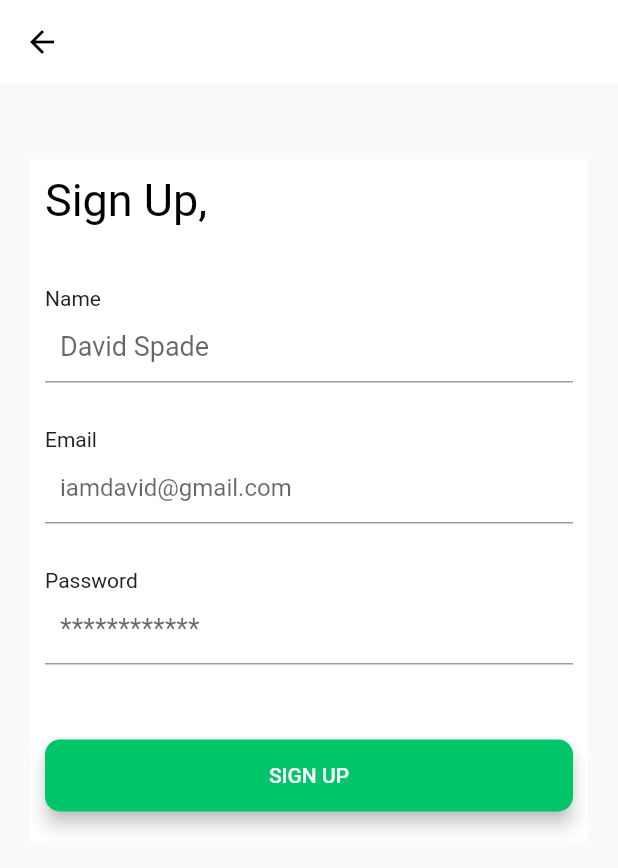
After one commit to mohtazsalah/my_shop, a Flutter app: the RegisterScreen screen opened directly, after a tap on "SIGN UP", on a phone screen of 412 x 824 dp. The commit adds this screen. Shown: the top 868 px of the screen. Run offline on Flutter 3.47's test engine with Material 2 defaults, Android fonts, the phone set to English and light mode, and no system bars; our stand-ins replace cloud_firestore, firebase_auth, firebase_core, get, google_sign_in; missing offline and left inert: flutter_login_facebook; accounts and stored records are empty.

Commit message:
sign Up with email and password

```diff
--- /dev/null
+++ b/lib/core/services/firestore_user.dart
@@ -0,0 +1,13 @@
+import 'package:cloud_firestore/cloud_firestore.dart';
+import 'package:my_shop/model/user_model.dart';
+
+class FireStoreUser{
+
+  final CollectionReference _userCollectionRef =
+      FirebaseFirestore.instance.collection('Users');
+
+  Future<void> addToFireStore(UserModel userModel) async {
+    return await _userCollectionRef.doc(userModel.userId)
+        .set(userModel.toJson());
+  }
+}
--- a/lib/core/viewModel/auth_view_model.dart
+++ b/lib/core/viewModel/auth_view_model.dart
@@ -3,6 +3,8 @@ import 'package:flutter/material.dart';
 import 'package:flutter_login_facebook/flutter_login_facebook.dart';
 import 'package:get/get.dart';
 import 'package:google_sign_in/google_sign_in.dart';
+import 'package:my_shop/core/services/firestore_user.dart';
+import 'package:my_shop/model/user_model.dart';
 
 class AuthViewModel extends GetxController {
 
@@ -52,7 +54,9 @@ class AuthViewModel extends GetxController {
     switch (res.status) {
       case FacebookLoginStatus.success:
       // Logged in
-
+        final faceCredential = FacebookAuthProvider.credential(res.accessToken!.token);
+        UserCredential userCredential = await _auth.signInWithCredential(faceCredential);
+        print(userCredential);
       // Send access token to server for validation and auth
         final FacebookAccessToken? accessToken = res.accessToken;
         print('Access token: ${accessToken!.token}');
@@ -80,11 +84,16 @@ class AuthViewModel extends GetxController {
         print('Error while log in: ${res.error}');
         break;
     }
+    // FacebookLoginResult result = await _facebookLogin.logIn(permissions: [FacebookPermission.email]);
+    // final accessToken = result.accessToken!.token;
+    // if(result.status == FacebookLoginStatus.success){
+    //   final faceCredential = FacebookAuthProvider.credential(accessToken);
+    //   UserCredential userCredential = await _auth.signInWithCredential(faceCredential);
+    //   print(userCredential);
+    // }
   }
 
   void signInWithEmailAndPassword() async {
-    print(email);
-    print(password);
       try {
         await _auth.signInWithEmailAndPassword(email: email, password: password).then((value) => {
           print(value)
@@ -95,4 +104,22 @@ class AuthViewModel extends GetxController {
       }
   }
 
+  void signUpWithEmailAndPassword() async {
+    try {
+      await _auth.createUserWithEmailAndPassword(email: email, password: password).then((user) async{
+        await FireStoreUser().addToFireStore(UserModel(
+          userEmail: user.user!.email,
+          userId: user.user!.uid,
+          userName: name,
+          userPic: '',
+        ));
+      });
+
+    }on FirebaseException catch(e) {
+      print(e.message!);
+      Get.snackbar('Error with Login', e.message! , colorText: Colors.black ,
+          snackPosition: SnackPosition.BOTTOM , duration: Duration(seconds: 5));
+    }
+  }
+
 }
--- /dev/null
+++ b/lib/model/user_model.dart
@@ -0,0 +1,34 @@
+class UserModel {
+
+  String? userId ;
+  String? userName ;
+  String? userEmail ;
+  String? userPic ;
+
+  UserModel({
+    this.userId,
+    this.userName,
+    this.userEmail,
+    this.userPic
+  });
+
+  UserModel.fromJson(Map<dynamic , dynamic> map){
+    if(map == null){
+      return ;
+    }
+
+    userId = map['userId'];
+    userName = map['userName'];
+    userEmail = map['userEmail'];
+    userPic = map['userPic'];
+  }
+
+  toJson(){
+    return{
+      'userId' : userId ,
+      'userName' : userName ,
+      'userEmail' : userEmail ,
+      'userPic' : userPic
+    };
+  }
+}
--- /dev/null
+++ b/lib/view/auth/register_view.dart
@@ -0,0 +1,106 @@
+import 'package:flutter/material.dart';
+import 'package:get/get.dart';
+import 'package:my_shop/constance.dart';
+import 'package:my_shop/core/viewModel/auth_view_model.dart';
+import 'package:my_shop/view/auth/loginscreen.dart';
+import 'package:my_shop/view/widgets/custom_button.dart';
+import 'package:my_shop/view/widgets/custom_text.dart';
+import 'package:my_shop/view/widgets/text_form.dart';
+
+class RegisterScreen extends GetWidget<AuthViewModel> {
+  const RegisterScreen({Key? key}) : super(key: key);
+
+  @override
+  Widget build(BuildContext context) {
+    return Scaffold(
+      appBar: AppBar(
+        elevation: 0.0,
+        backgroundColor: Colors.white,
+        leading: GestureDetector(
+          onTap: () {
+            Get.off(LoginScreen());
+          },
+          child: const Icon(
+            Icons.arrow_back ,
+            color: Colors.black,
+          ),
+        ),
+      ),
+      body: Padding(
+        padding: const EdgeInsets.only(
+          top: 50.0 ,
+          right: 20.0,
+          left: 20.0,
+        ),
+        child: SingleChildScrollView(
+          child: Column(
+            children: [
+              Container(
+                color: Colors.white,
+                child: Padding(
+                  padding: const EdgeInsets.all(10.0),
+                  child: Column(
+                    children: [
+                      CustomText(
+                        text: 'Sign Up,' ,
+                        fontSize: 30,
+                      ),
+                      const SizedBox(
+                        height: 40,
+                      ),
+                      CustomTextForm(
+                        hint: 'David Spade',
+                        onChange: (value) {
+                          controller.name = value ;
+                        },
+                        obscure: false,
+                        type: TextInputType.name,
+                        text: 'Name',
+                        fontSize: 18,
+                      ),
+                      const SizedBox(
+                        height: 30,
+                      ),
+                      CustomTextForm(
+                        hint: 'iamdavid@gmail.com',
+                        onChange: (value) {
+                          controller.email = value ;
+                        },
+                        obscure: false,
+                        type: TextInputType.emailAddress,
+                        text: 'Email',
+                        fontSize: 16,
+                      ),
+                      const SizedBox(
+                        height: 30,
+                      ),
+                      CustomTextForm(
+                        hint: '************',
+                        onChange: (value) {
+                          controller.password = value ;
+                        },
+                        obscure: true,
+                        type: TextInputType.text,
+                        text: 'Password',
+                        fontSize: 18,
+                      ),
+                      const SizedBox(height: 40,),
+                      CustomButton(
+                        text: 'SIGN UP',
+                        color: primaryColor,
+                        onPress: (){
+                          controller.signUpWithEmailAndPassword();
+                        },
+                        width: double.infinity,
+                      ),
+                    ],
+                  ),
+                ),
+              ),
+            ],
+          ),
+        ),
+      ),
+    );
+  }
+}
--- a/pubspec.yaml
+++ b/pubspec.yaml
@@ -41,6 +41,7 @@ dependencies:
   firebase_core: ^2.3.0
   firebase_auth: ^4.1.5
   flutter_login_facebook: ^1.6.2
+  cloud_firestore:
 
 dev_dependencies:
   flutter_test:
```
Also changed, not shown: lib/view/auth/loginscreen.dart (+10 -4 lines), lib/view/widgets/custom_text_form_field.dart (deleted, +0 -40 lines), lib/view/widgets/login_card.dart (deleted, +0 -87 lines), pubspec.lock, 2 other files.
